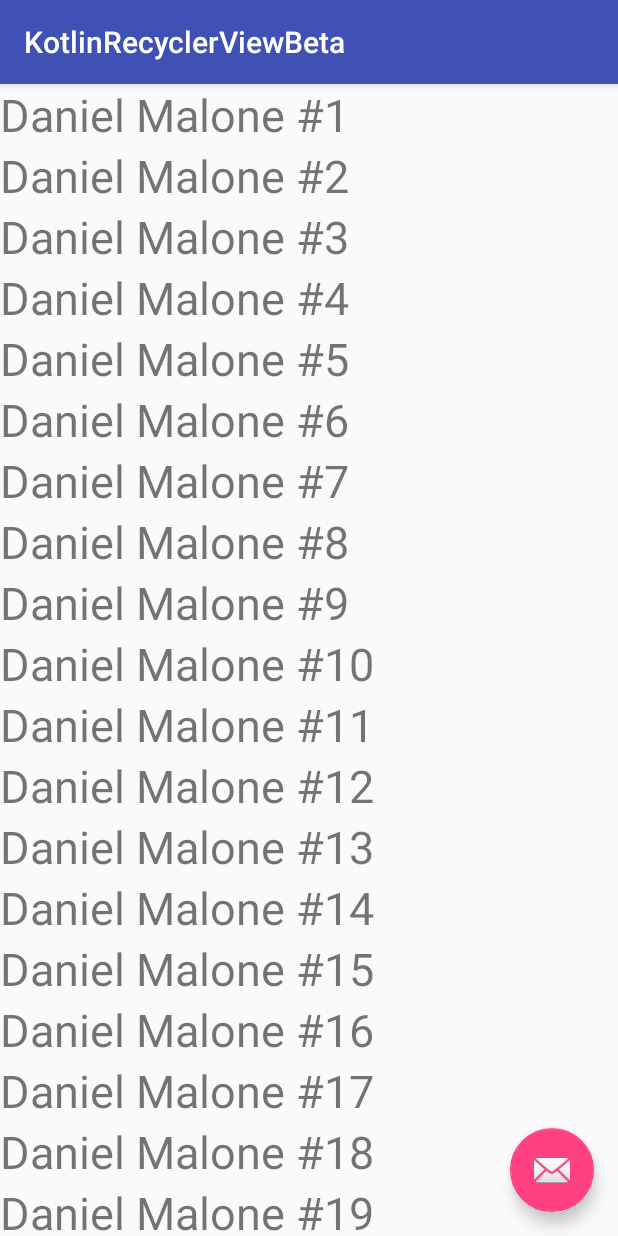
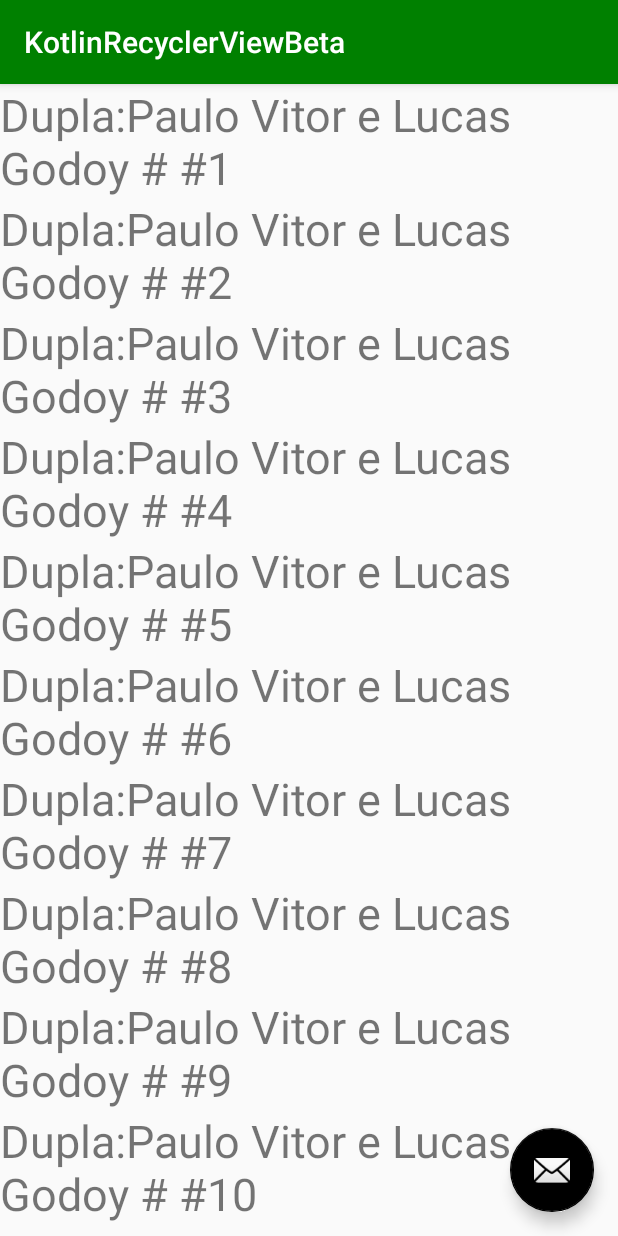
Before and after one commit to PauloVAS/RecyclerView-Kotlin-DevMob, an Android app: the screen it shows after launch (MainActivity), on a phone screen of 412 x 824 dp. Run offline under Robolectric (Android 15) with nearby library versions, the phone set to English and light mode, and no system bars.

Commit message:
Atividade do RecyclerView

```diff
--- a/app/src/main/java/com/finepointmobile/kotlinrecyclerviewbeta/MainActivity.kt
+++ b/app/src/main/java/com/finepointmobile/kotlinrecyclerviewbeta/MainActivity.kt
@@ -15,7 +15,7 @@ class MainActivity : AppCompatActivity() {
 
         val users: ArrayList<String> = ArrayList()
         for (i in 1..100) {
-            users.add("Daniel Malone #" + i)
+            users.add("Dupla:Paulo Vitor e Lucas Godoy # #" + i)
         }
 
         recyclerView.layoutManager = LinearLayoutManager(this)
--- a/app/src/main/res/layout/user_row.xml
+++ b/app/src/main/res/layout/user_row.xml
@@ -8,7 +8,7 @@
         android:id="@+id/firstName"
         android:layout_width="wrap_content"
         android:layout_height="wrap_content"
-        android:text="Dummy user text here :)"
+        android:text="Trabalho de DevMob:)"
         android:textSize="30sp"/>
 
 </android.support.constraint.ConstraintLayout>
--- a/app/src/main/res/values/colors.xml
+++ b/app/src/main/res/values/colors.xml
@@ -1,6 +1,6 @@
 <?xml version="1.0" encoding="utf-8"?>
 <resources>
-    <color name="colorPrimary">#3F51B5</color>
-    <color name="colorPrimaryDark">#303F9F</color>
-    <color name="colorAccent">#FF4081</color>
+    <color name="colorPrimary">#008000</color>
+    <color name="colorPrimaryDark">#228B22</color>
+    <color name="colorAccent">#000000</color>
 </resources>
```
